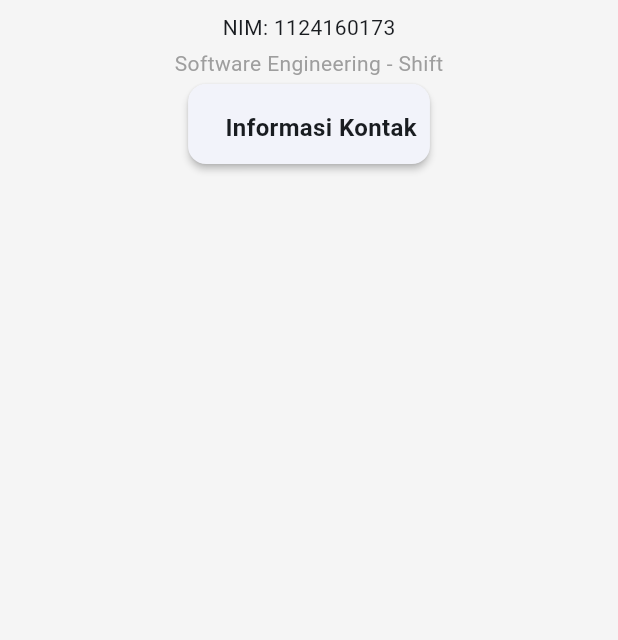
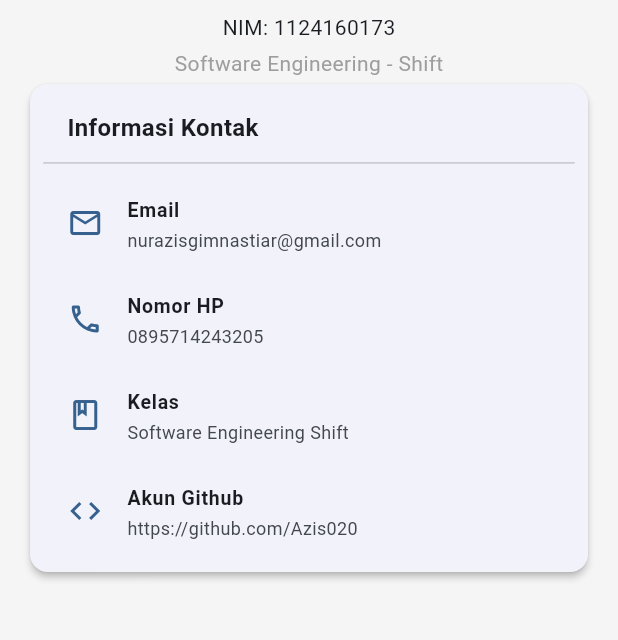
Before and after one commit to Azis020/uts-pml-1124160173, a Flutter app: the screen it shows after launch, on a phone screen of 412 x 824 dp, the part 360-1000 px from its top. Run offline on Flutter 3.47's test engine with Material 3 defaults, Android fonts, the phone set to English and light mode, and no system bars.

Commit message:
Membuat Komponen 4 Tile(email, No Hp, Kelas, Akun Github

```diff
--- a/lib/main.dart
+++ b/lib/main.dart
@@ -107,6 +107,28 @@ class ProfilePages extends StatelessWidget {
                               ),
                             ),
                             ),
+
+                            Divider(),
+                            InfoTile(
+                              icon: Icons.email_outlined,
+                              label: 'Email',
+                              value: 'nurazisgimnastiar@gmail.com',
+                              ),
+                            InfoTile(
+                              icon: Icons.phone_outlined,
+                              label: 'Nomor HP',
+                              value: '0895714243205',
+                              ),
+                            InfoTile(
+                              icon: Icons.class_outlined,
+                              label: 'Kelas',
+                              value: 'Software Engineering Shift',
+                              ),
+                            InfoTile(
+                              icon: Icons.code,
+                              label: 'Akun Github',
+                              value: 'https://github.com/Azis020',
+                              ),
                         ],
                       ),
                       ),
```
